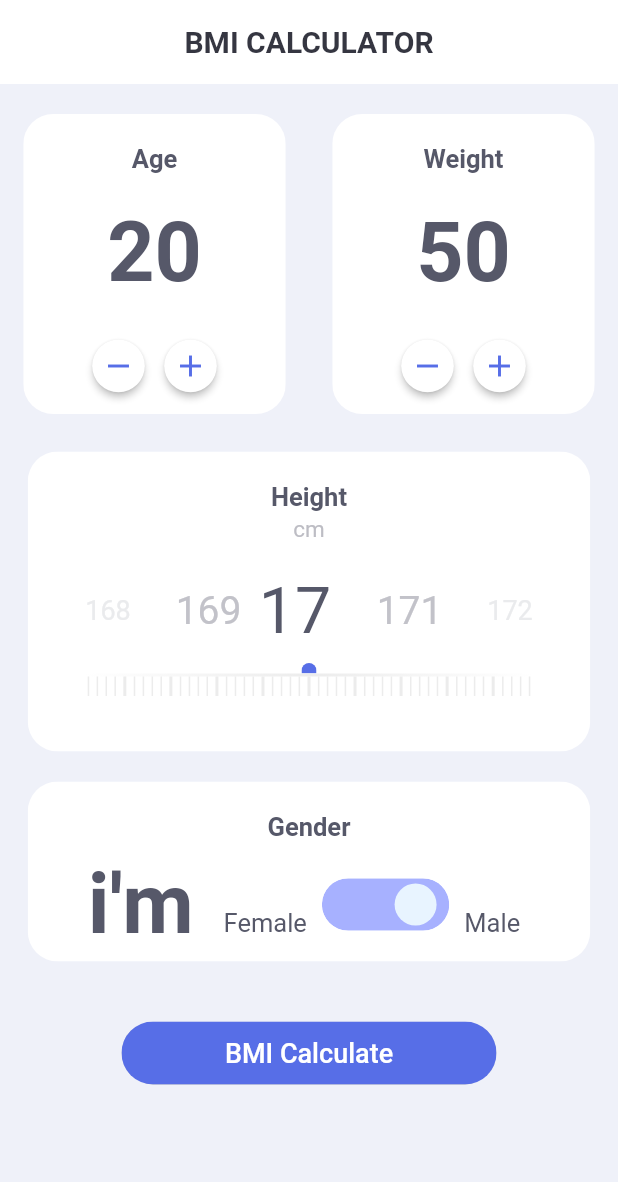
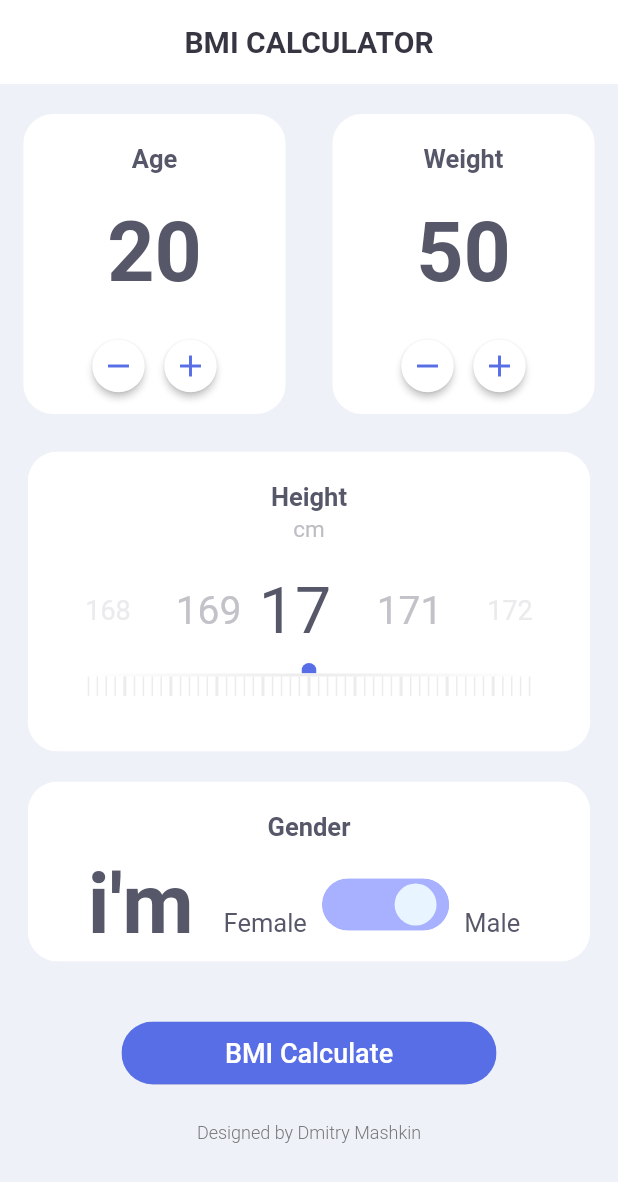
Before and after one commit to kisa002/kinburn, a Flutter app: the screen it shows after launch, on a phone screen of 412 x 824 dp. Shown: the top 1182 px of the screen. Run offline on Flutter 3.47's test engine with Material 2 defaults, Android fonts, the phone set to English and light mode, and no system bars; our stand-ins replace flutter_swiper; missing offline and left inert: custom_switch.

Commit message:
Designed by Dmitry Mashkin 추가

```diff
--- a/lib/main.dart
+++ b/lib/main.dart
@@ -233,7 +233,7 @@ class _KinBurnState extends State<KinBurn> {
                                   Color color = _textSwiperThirdColor;
                                   int x = (_height - index).abs();
 
-                                  print('index: $index');
+//                                  print('index: $index');
 
                                   if(x == 0) {
                                     fontSize += 35;
@@ -412,7 +412,7 @@ class _KinBurnState extends State<KinBurn> {
                                 ],
                               )
                             ],
-                          )
+                          ),
                         ],
                       ),
                     ),
@@ -433,7 +433,9 @@ class _KinBurnState extends State<KinBurn> {
                       child: Text('BMI Calculate', style: TextStyle(fontSize: 18, color: Colors.white)),
                     ),
                   ),
-                )
+                ),
+                SizedBox(height: 25),
+                Text('Designed by Dmitry Mashkin', style: TextStyle(fontSize: 12, color: Color(0xff777777), fontWeight: FontWeight.w300))
               ],
             ),
           ),
```
